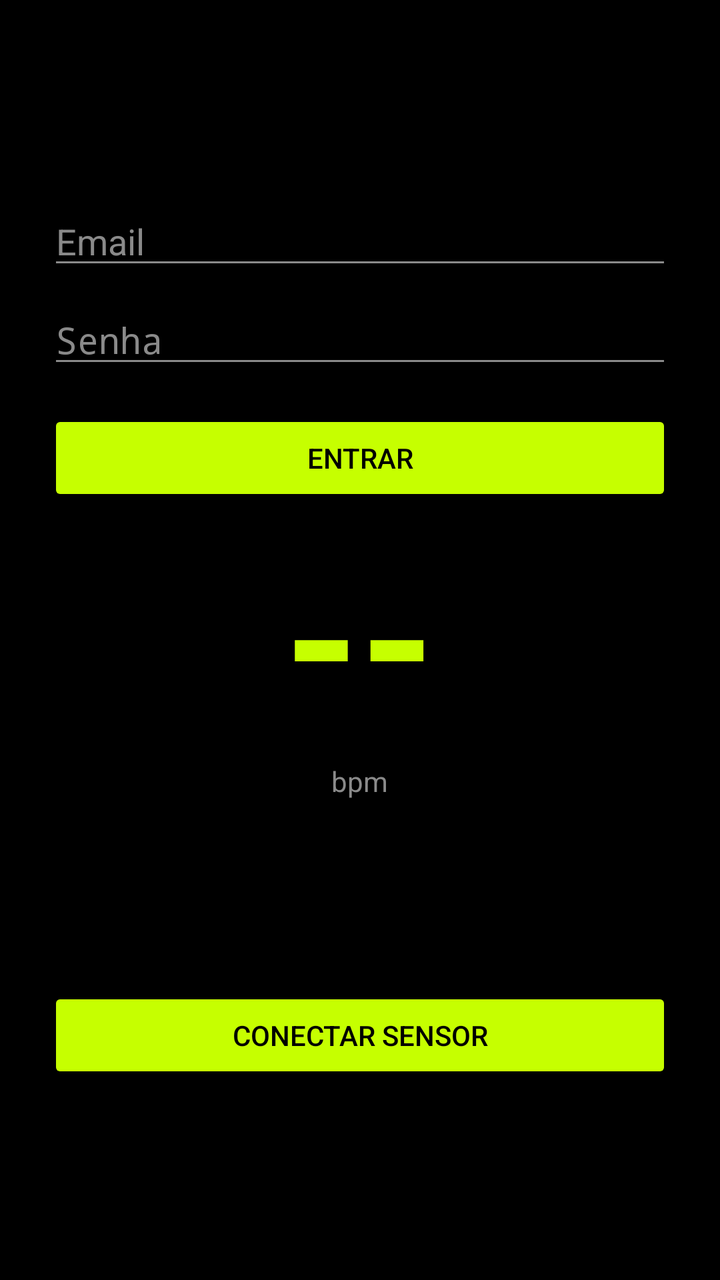
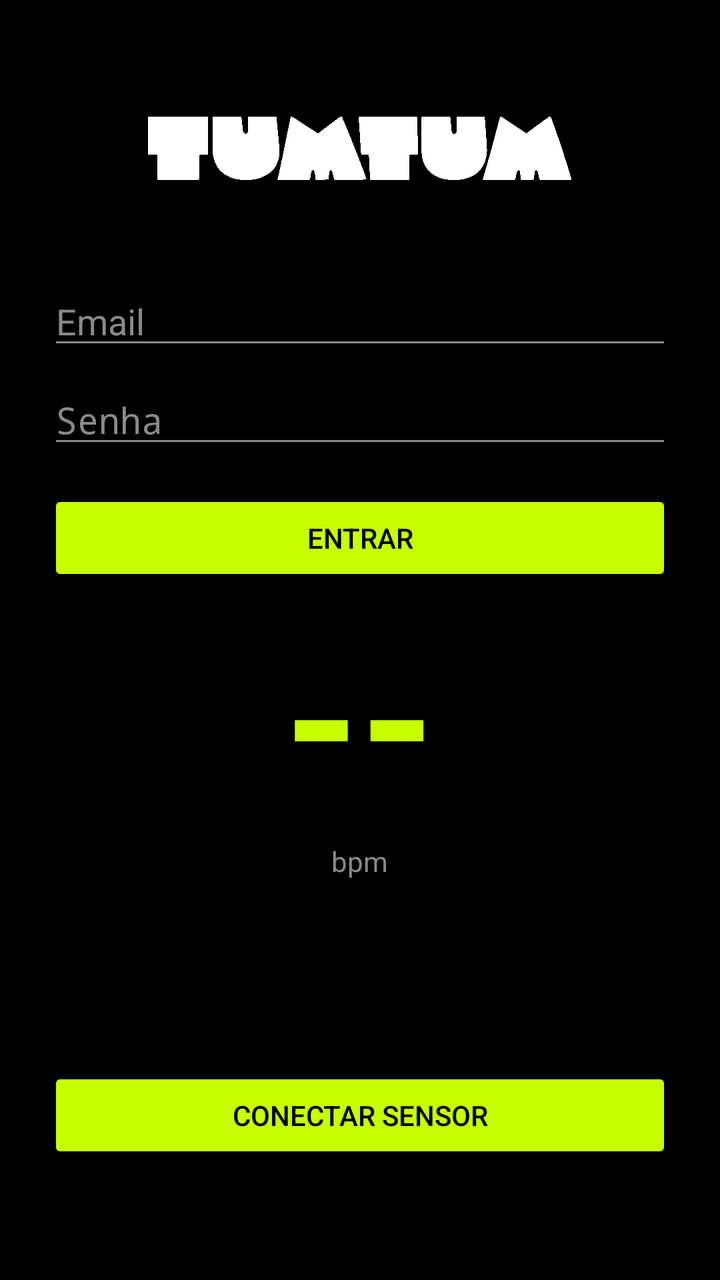

Before-and-after screenshots of an Android layout around one commit, followed by the original layout XML and the change that was made.
<!-- AndroidManifest.xml: application theme android:Theme.Material.NoActionBar -->
<!-- res/layout/activity_main.xml -->
<?xml version="1.0" encoding="utf-8"?>
<LinearLayout xmlns:android="http://schemas.android.com/apk/res/android"
    android:layout_width="match_parent"
    android:layout_height="match_parent"
    android:orientation="vertical"
    android:gravity="center"
    android:background="@color/tumtum_black"
    android:padding="24dp">

    <EditText
        android:id="@+id/email"
        android:layout_width="match_parent"
        android:layout_height="wrap_content"
        android:hint="@string/email"
        android:inputType="textEmailAddress"
        android:textColor="@color/tumtum_white"
        android:textColorHint="@color/tumtum_muted"
        android:backgroundTint="@color/tumtum_muted" />

    <EditText
        android:id="@+id/password"
        android:layout_width="match_parent"
        android:layout_height="wrap_content"
        android:layout_marginTop="8dp"
        android:hint="@string/password"
        android:inputType="textPassword"
        android:textColor="@color/tumtum_white"
        android:textColorHint="@color/tumtum_muted"
        android:backgroundTint="@color/tumtum_muted" />

    <Button
        android:id="@+id/login"
        android:layout_width="match_parent"
        android:layout_height="wrap_content"
        android:layout_marginTop="16dp"
        android:text="@string/sign_in"
        android:textColor="@color/tumtum_black"
        android:backgroundTint="@color/tumtum_lime" />

    <TextView
        android:id="@+id/bpm"
        android:layout_width="wrap_content"
        android:layout_height="wrap_content"
        android:text="--"
        android:textSize="96sp"
        android:textStyle="bold"
        android:textColor="@color/tumtum_lime" />

    <TextView
        android:layout_width="wrap_content"
        android:layout_height="wrap_content"
        android:text="bpm"
        android:textSize="14sp"
        android:textColor="@color/tumtum_muted" />

    <TextView
        android:id="@+id/status"
        android:layout_width="match_parent"
        android:layout_height="wrap_content"
        android:layout_marginTop="32dp"
        android:gravity="center"
        android:textSize="16sp"
        android:textColor="@color/tumtum_white" />

    <Button
        android:id="@+id/action"
        android:layout_width="match_parent"
        android:layout_height="wrap_content"
        android:layout_marginTop="40dp"
        android:text="@string/connect"
        android:textColor="@color/tumtum_black"
        android:backgroundTint="@color/tumtum_lime" />
</LinearLayout>
<!-- resources referenced by this layout -->
<resources>
  <color name="tumtum_black">#FF000000</color>
  <color name="tumtum_lime">#FFC6FF00</color>
  <color name="tumtum_muted">#FF8A8A8A</color>
  <color name="tumtum_white">#FFFFFFFF</color>
  <string name="connect">Conectar sensor</string>
  <string name="email">Email</string>
  <string name="password">Senha</string>
  <string name="sign_in">Entrar</string>
</resources>

<!-- the commit's change to res/layout/activity_main.xml (unified diff, before → after) -->
@@ -6,6 +6,13 @@
     android:gravity="center"
     android:background="@color/tumtum_black"
     android:padding="24dp">
+
+    <ImageView
+        android:layout_width="wrap_content"
+        android:layout_height="wrap_content"
+        android:layout_marginBottom="48dp"
+        android:contentDescription="@string/app_name"
+        android:src="@drawable/wordmark" />
 
     <EditText
         android:id="@+id/email"
<!-- resource entries referenced after the edit -->
@@ -4,6 +4,8 @@
   <color name="tumtum_lime">#FFC6FF00</color>
   <color name="tumtum_muted">#FF8A8A8A</color>
   <color name="tumtum_white">#FFFFFFFF</color>
+  <!-- drawable wordmark: vector/xml drawable (drawable, 5727 chars, omitted) -->
+  <string name="app_name">TumTum</string>
   <string name="connect">Conectar sensor</string>
   <string name="email">Email</string>
   <string name="password">Senha</string>
